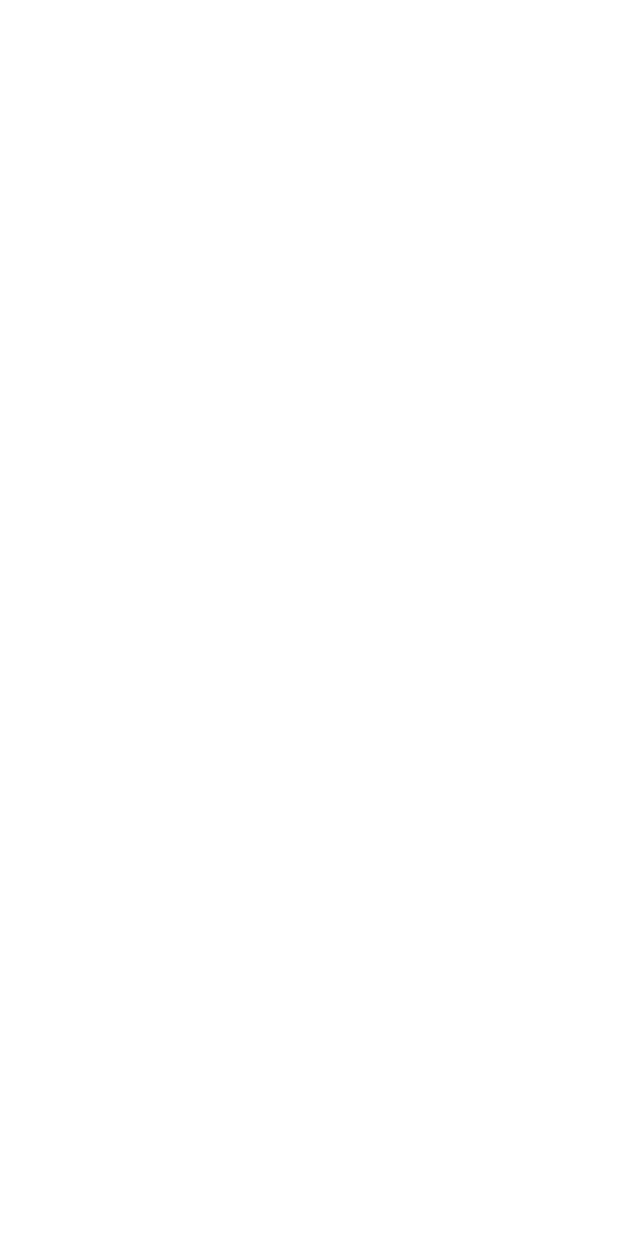
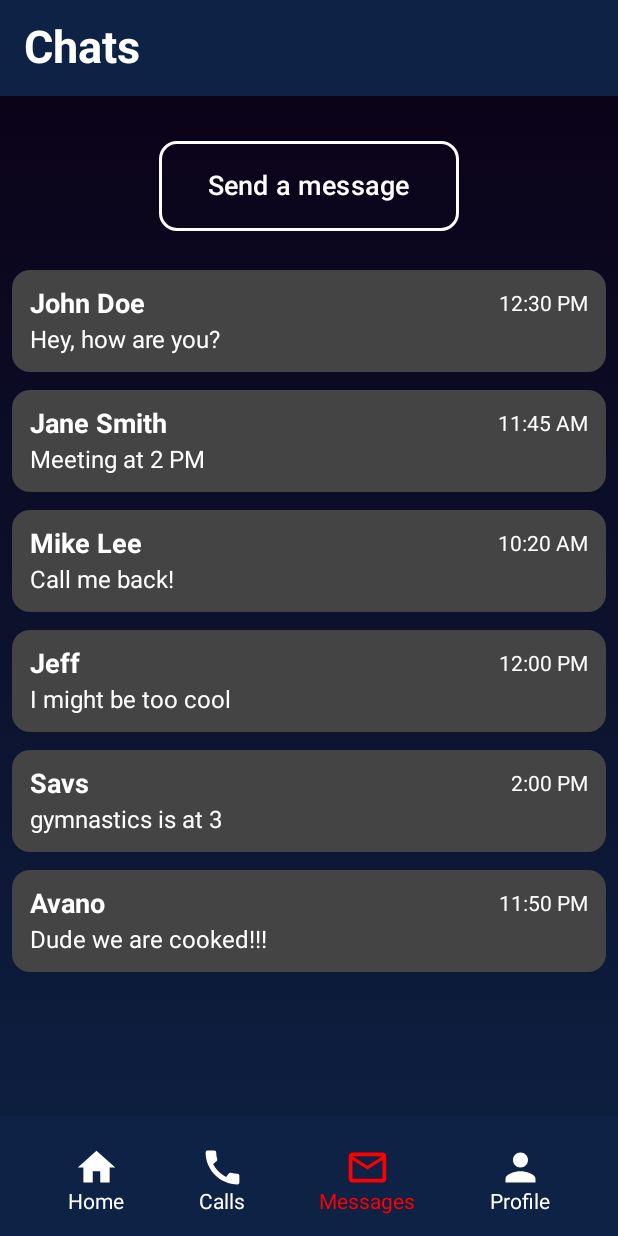
Before and after one commit to AvanoBerlingieri/COMP3074-G47-GroupProject, an Android app built with Jetpack Compose: the Chat screen opened directly, with no data from a screen before it, on a phone screen of 412 x 824 dp. Before the commit the screen is empty. Run offline under Robolectric (Android 15) with nearby library versions, the phone set to English and light mode, and no system bars.

Commit message:
updated to use nav bar, top bar, and handle displaying seeded data

```diff
--- a/app/src/main/java/capstone/safeline/ui/Chat.kt
+++ b/app/src/main/java/capstone/safeline/ui/Chat.kt
@@ -1,10 +1,126 @@
 package capstone.safeline.ui
 
+import android.content.Intent
 import android.os.Bundle
 import androidx.activity.ComponentActivity
+import androidx.activity.compose.setContent
+import androidx.compose.foundation.BorderStroke
+import androidx.compose.foundation.background
+import androidx.compose.foundation.layout.*
+import androidx.compose.foundation.lazy.LazyColumn
+import androidx.compose.foundation.lazy.items
+import androidx.compose.foundation.shape.RoundedCornerShape
+import androidx.compose.material3.*
+import androidx.compose.runtime.Composable
+import androidx.compose.ui.Alignment
+import androidx.compose.ui.Modifier
+import androidx.compose.ui.graphics.Brush
+import androidx.compose.ui.graphics.Color
+import androidx.compose.ui.unit.dp
+import androidx.compose.ui.unit.sp
+import capstone.safeline.models.ChatUser
+import capstone.safeline.ui.components.BottomNavBar
+import capstone.safeline.ui.components.ChatCard
+import capstone.safeline.ui.components.TopBar
 
 class Chat : ComponentActivity() {
+
+    private val chatUsers = listOf(
+        ChatUser("John Doe", "Hey, how are you?", "12:30 PM"),
+        ChatUser("Jane Smith", "Meeting at 2 PM", "11:45 AM"),
+        ChatUser("Mike Lee", "Call me back!", "10:20 AM"),
+        ChatUser("Jeff", "I might be too cool", "12:00 PM"),
+        ChatUser("Savs", "gymnastics is at 3", "2:00 PM"),
+        ChatUser("Avano", "Dude we are cooked!!!", "11:50 PM"),
+    )
+
     override fun onCreate(savedInstanceState: Bundle?) {
         super.onCreate(savedInstanceState)
+        setContent {
+            ChatScreen(
+                chatUsers = chatUsers,
+                onSendClick = {
+                    // TODO
+                },
+                onUserClick = { user ->
+                    val intent = Intent(this, Chat::class.java)
+                    intent.putExtra("userName", user.name)
+                    startActivity(intent)
+                },
+                onNavigate = { destination ->
+                    when (destination) {
+                        "home" -> startActivity(Intent(this, Home::class.java))
+                        "calls" -> startActivity(Intent(this, Call::class.java))
+                        "messages" -> {}
+                        "profile" -> startActivity(Intent(this, Profile::class.java))
+                    }
+                }
+            )
+        }
     }
 }
+
+@Composable
+fun ChatScreen(
+    chatUsers: List<ChatUser>,
+    onSendClick: () -> Unit,
+    onUserClick: (ChatUser) -> Unit,
+    onNavigate: (String) -> Unit
+) {
+    val backgroundBrush = Brush.verticalGradient(
+        colors = listOf(Color(0xFF0B0014), Color(0xFF0D2244))
+    )
+
+    Scaffold(
+        topBar = { TopBar(title = "Chats") },
+        bottomBar = {
+            BottomNavBar(
+                currentScreen = "messages",
+                onNavigate = onNavigate
+            )
+        },
+        containerColor = Color.Transparent
+    ) { innerPadding ->
+        Box(
+            modifier = Modifier
+                .fillMaxSize()
+                .background(backgroundBrush)
+                .padding(innerPadding)
+        ) {
+            Column(
+                horizontalAlignment = Alignment.CenterHorizontally,
+                modifier = Modifier.fillMaxSize()
+            ) {
+                Spacer(modifier = Modifier.height(30.dp))
+
+                Button(
+                    onClick = onSendClick,
+                    colors = ButtonDefaults.outlinedButtonColors(
+                        containerColor = Color.Transparent,
+                        contentColor = Color.White
+                    ),
+                    shape = RoundedCornerShape(12.dp),
+                    border = BorderStroke(2.dp, Color.White),
+                    modifier = Modifier
+                        .width(200.dp)
+                        .height(60.dp)
+                ) {
+                    Text("Send a message", fontSize = 18.sp)
+                }
+
+                Spacer(modifier = Modifier.height(20.dp))
+
+                LazyColumn(
+                    modifier = Modifier
+                        .fillMaxWidth()
+                        .padding(bottom = 16.dp),
+                    horizontalAlignment = Alignment.CenterHorizontally
+                ) {
+                    items(chatUsers) { user ->
+                        ChatCard(user = user, onClick = onUserClick)
+                    }
+                }
+            }
+        }
+    }
+}
```
Also changed, not shown: app/src/main/java/capstone/safeline/ui/Call.kt (+27 -39 lines).
